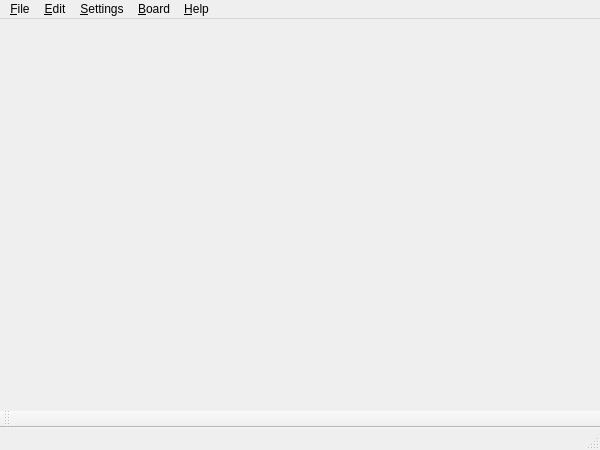
Qt form OpenBoard/mainwindow.ui (ITAAcademy/OpenBoard) before a commit.
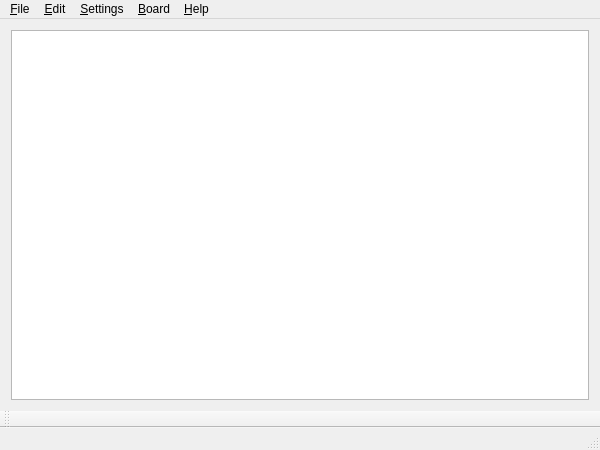
The same form after that commit.

What changed in the file:
```diff
--- a/OpenBoard/mainwindow.ui
+++ b/OpenBoard/mainwindow.ui
@@ -13,7 +13,13 @@
   <property name="windowTitle">
    <string>MainWindow</string>
   </property>
-  <widget class="QWidget" name="centralWidget"/>
+  <widget class="QWidget" name="centralWidget">
+   <layout class="QGridLayout" name="gridLayout">
+    <item row="0" column="0">
+     <widget class="QTextEdit" name="textEdit"/>
+    </item>
+   </layout>
+  </widget>
   <widget class="QMenuBar" name="menuBar">
    <property name="geometry">
     <rect>
```
